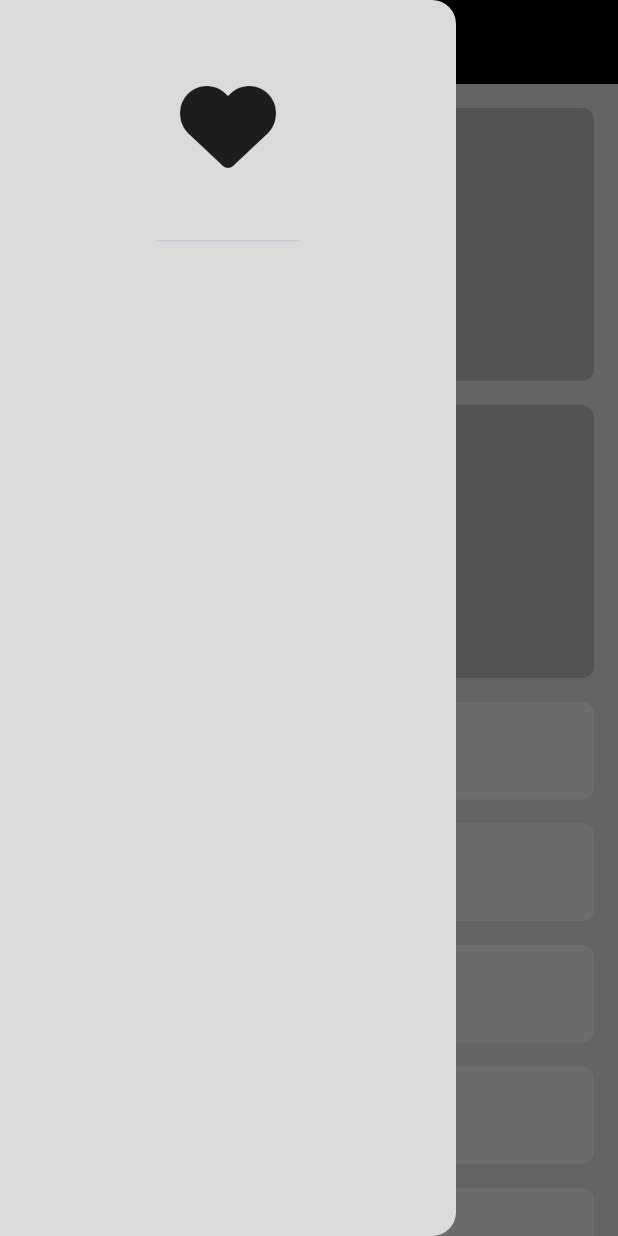
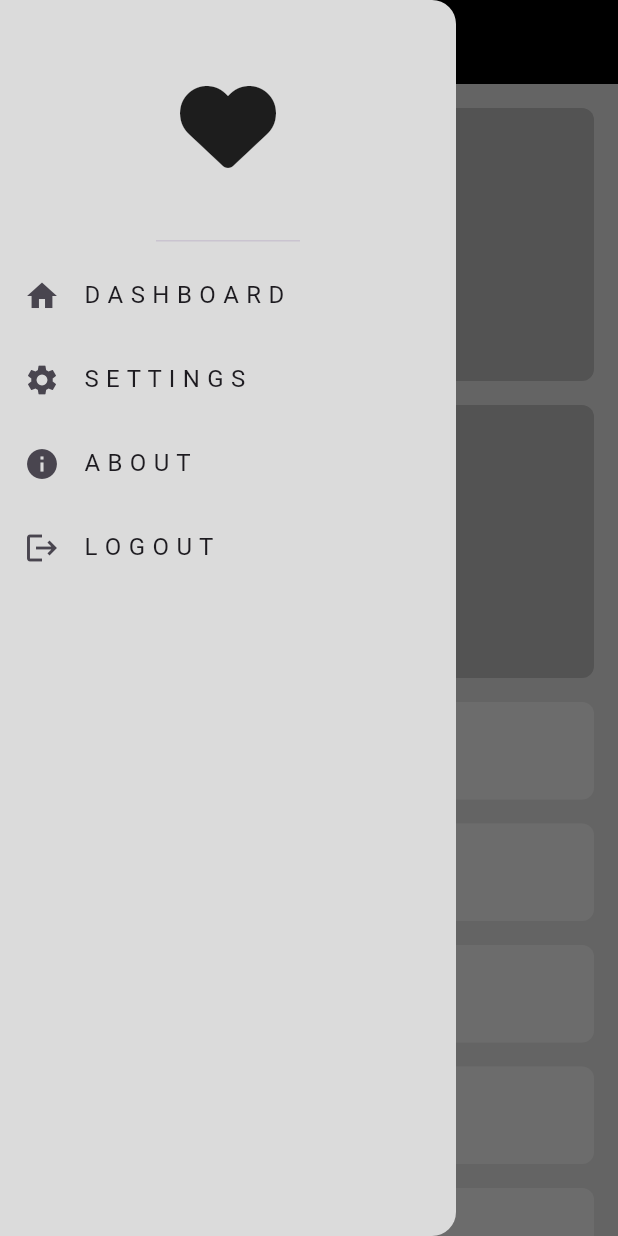
Before and after one commit to Mohamed-Husien/responsive_app, a Flutter app: the screen it shows after launch, with the side drawer open, on a phone screen of 412 x 824 dp. Run offline on Flutter 3.47's test engine with Material 3 defaults, Android fonts, the phone set to English and light mode, and no system bars; our stand-ins replace font_awesome_flutter.

Commit message:
add drawer items list

```diff
--- a/lib/models/drawer_item_model.dart
+++ b/lib/models/drawer_item_model.dart
@@ -4,5 +4,5 @@ class DrawerItemModel {
   final String title;
   final IconData icon;
 
-  DrawerItemModel({required this.title, required this.icon});
+  const DrawerItemModel({required this.title, required this.icon});
 }
--- a/lib/widgets/custom_drawer.dart
+++ b/lib/widgets/custom_drawer.dart
@@ -1,20 +1,30 @@
 import 'package:flutter/material.dart';
 import 'package:font_awesome_flutter/font_awesome_flutter.dart';
+import 'package:responsive_app/models/drawer_item_model.dart';
+import 'package:responsive_app/widgets/custom_drawer_item_list.dart';
+import 'package:responsive_app/widgets/drawer_item.dart';
 
 class CustomDrawer extends StatelessWidget {
   const CustomDrawer({super.key});
-
+  final List<DrawerItemModel> items = const [
+    DrawerItemModel(title: 'D A S H B O A R D ', icon: Icons.home),
+    DrawerItemModel(title: 'S E T T I N G S', icon: Icons.settings),
+    DrawerItemModel(title: 'A B O U T', icon: Icons.info),
+    DrawerItemModel(title: 'L O G O U T', icon: Icons.logout),
+  ];
   @override
   Widget build(BuildContext context) {
-    return const Drawer(
-      backgroundColor: Color(0xffDBDBDB),
+    return Drawer(
+      backgroundColor: const Color(0xffDBDBDB),
       child: Column(
         children: [
-          DrawerHeader(
-              child: Icon(
-            FontAwesomeIcons.solidHeart,
-            size: 64,
-          ))
+          const DrawerHeader(
+            child: Icon(
+              FontAwesomeIcons.solidHeart,
+              size: 64,
+            ),
+          ),
+          CustomDrawerItemListView(items: items)
         ],
       ),
     );
--- /dev/null
+++ b/lib/widgets/custom_drawer_item_list.dart
@@ -0,0 +1,24 @@
+import 'package:flutter/material.dart';
+import 'package:responsive_app/models/drawer_item_model.dart';
+import 'package:responsive_app/widgets/drawer_item.dart';
+
+class CustomDrawerItemListView extends StatelessWidget {
+  const CustomDrawerItemListView({
+    super.key,
+    required this.items,
+  });
+
+  final List<DrawerItemModel> items;
+
+  @override
+  Widget build(BuildContext context) {
+    return ListView.builder(
+      shrinkWrap: true,
+      physics: const NeverScrollableScrollPhysics(),
+      itemCount: items.length,
+      itemBuilder: (context, index) {
+        return DrawerItem(drawerItemModel: items[index]);
+      },
+    );
+  }
+}
```
